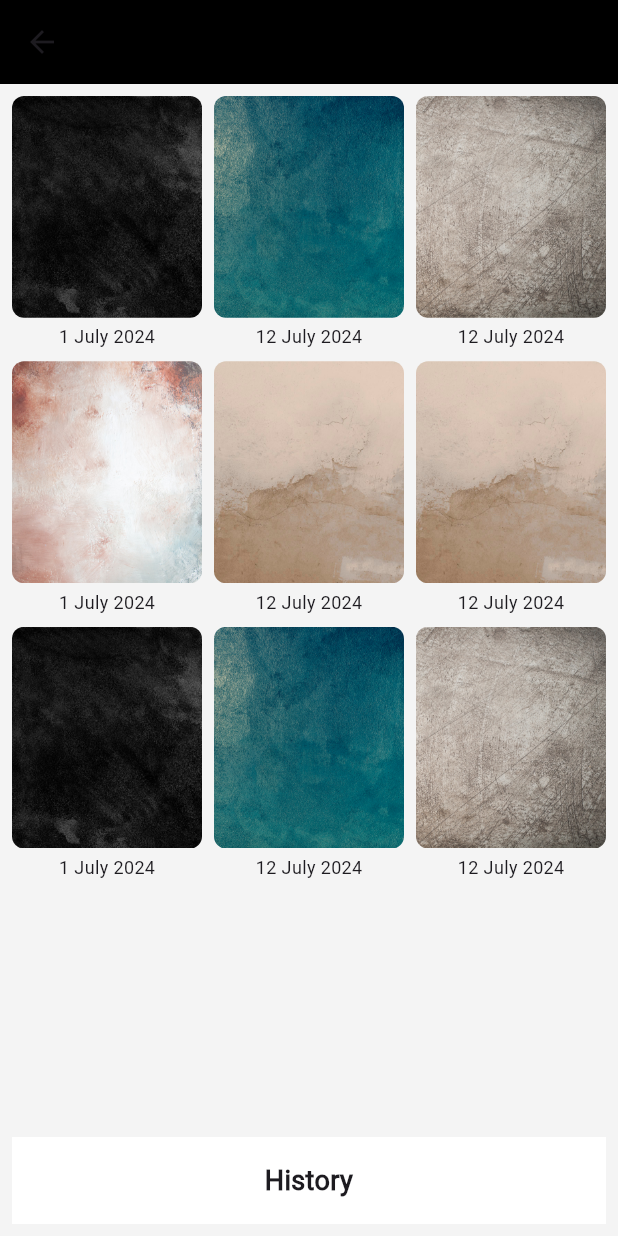
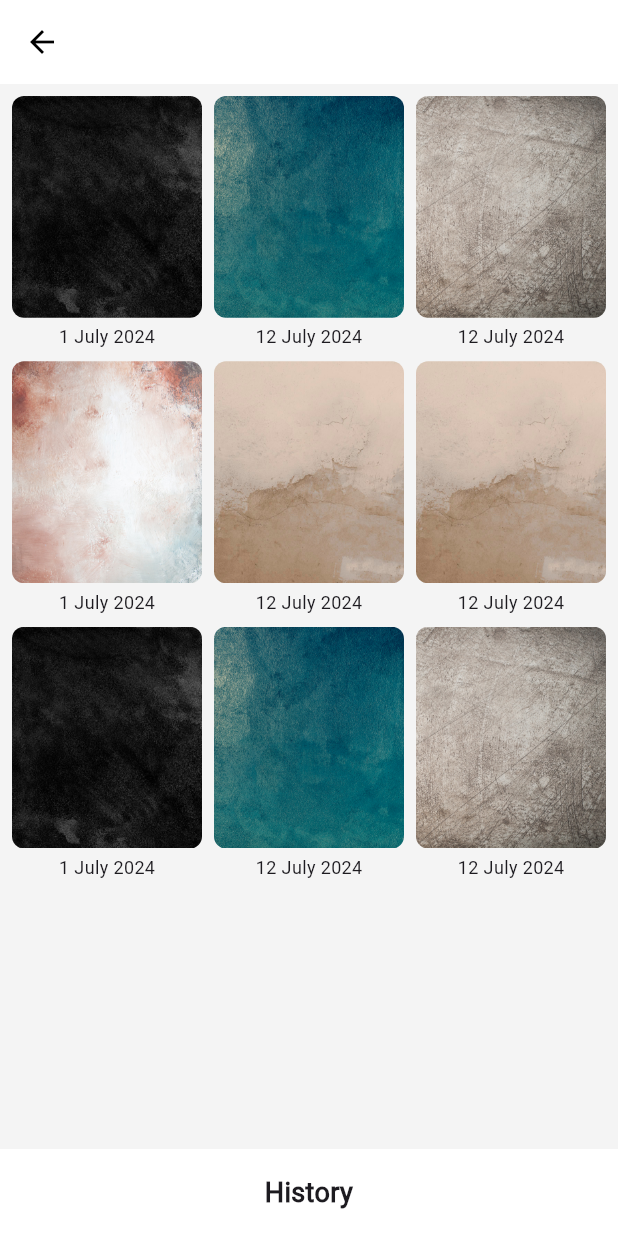
Before and after one commit to aryaaqilah/efun-uxuxux, a Flutter app: the HistoryScreen screen opened by its route, on a phone screen of 412 x 824 dp. Run offline on Flutter 3.47's test engine with Material 3 defaults, Android fonts, the phone set to English and light mode, and no system bars; our stand-ins replace blur, flutter_colorpicker, image_gallery_saver, image_picker, screenshot; missing offline and left inert: colorfilter_generator, lindi_sticker_widget, matrix_gesture_detector, painter, pixel_color_picker, text_editor and 1 more.

Commit message:
Update history_screen.dart

```diff
--- a/lib/screens/history_screen.dart
+++ b/lib/screens/history_screen.dart
@@ -25,18 +25,20 @@ class _HistoryScreenState extends State<HistoryScreen> {
 
     return Scaffold(
       appBar: AppBar(
+        backgroundColor: Colors.white,
         leading: IconButton(
-          icon: Icon(Icons.arrow_back),
+          icon: Icon(Icons.arrow_back, color: Colors.black),
           onPressed: () {
             Navigator.pop(context);
           },
         ),
+        elevation: 0,
       ),
-      body: Padding(
-        padding: const EdgeInsets.all(8.0),
-        child: Column(
+      body: Column(
         children: [
           Expanded(
+            child: Padding(
+              padding: const EdgeInsets.all(8.0),
               child: GridView.builder(
                 gridDelegate: SliverGridDelegateWithFixedCrossAxisCount(
                   crossAxisCount: 3, // 3 items per row
@@ -67,9 +69,13 @@ class _HistoryScreenState extends State<HistoryScreen> {
                 },
               ),
             ),
+          ),
           Container(
             width: double.infinity,
             color: Colors.white,
+            child: Column(
+              children: [
+                Padding(
                   padding: EdgeInsets.symmetric(vertical: 16.0),
                   child: Text(
                     'History',
@@ -83,6 +89,8 @@ class _HistoryScreenState extends State<HistoryScreen> {
               ],
             ),
           ),
+        ],
+      ),
     );
   }
 }
```
Lines whose indentation alone changed are shown as unchanged.
